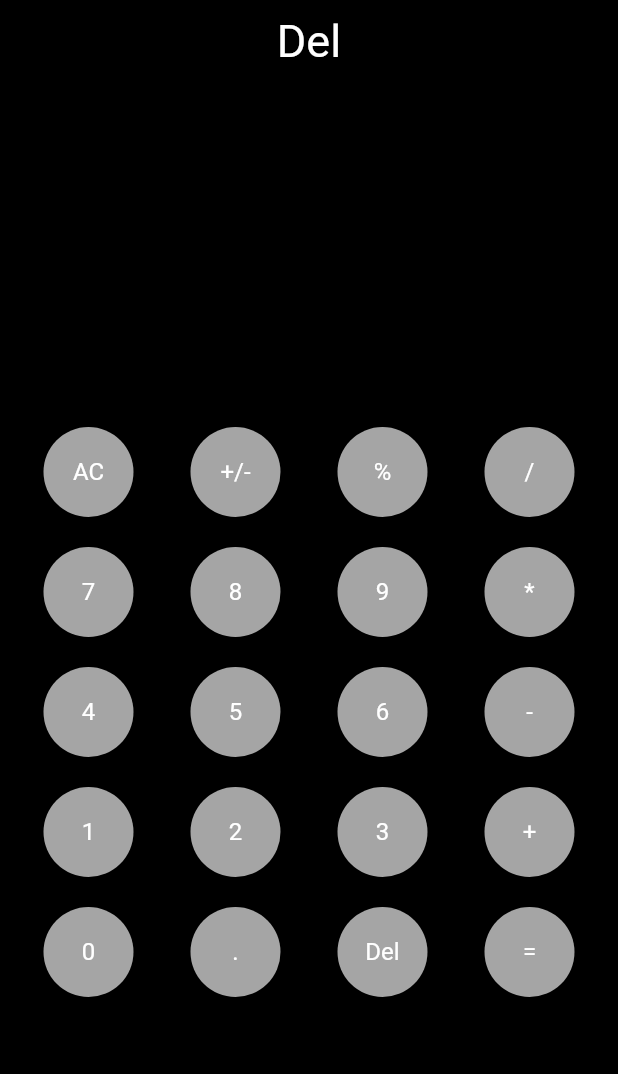
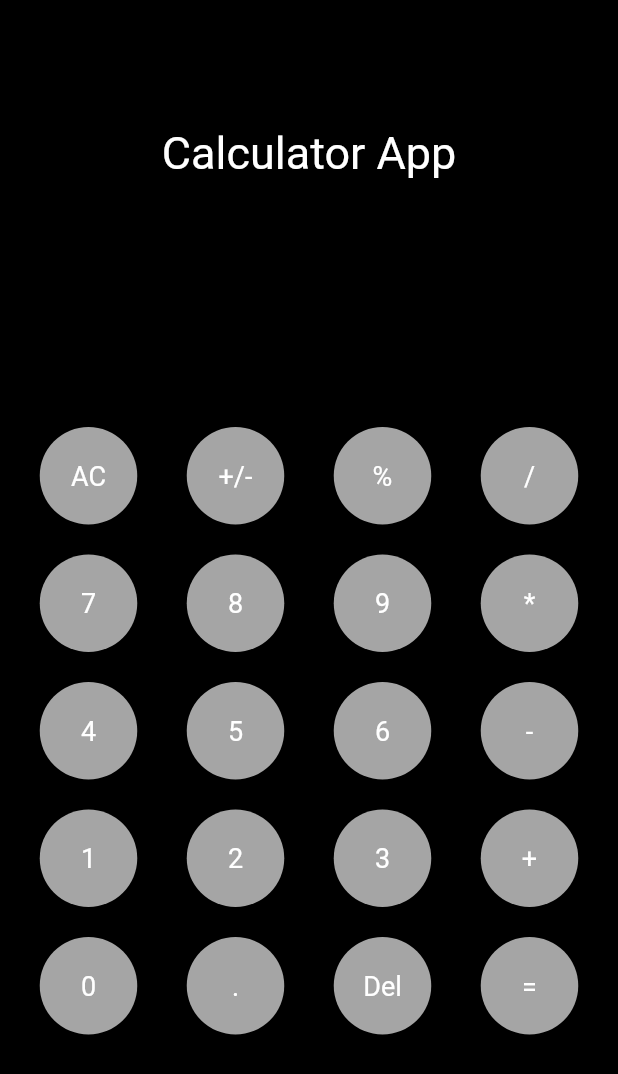
Before and after one commit to mohsinniazi001/calulator_flutter, a Flutter app: the screen it shows after launch, after a tap on "Del", on a phone screen of 412 x 824 dp. Shown: the top 1074 px of the screen. Run offline on Flutter 3.47's test engine with Material 2 defaults, Android fonts, the light colour scheme and no system bars; our stand-ins replace math_expressions.

Commit message:
calculator app completed ,working fine

```diff
--- a/calculator_appp/lib/components/my_button.dart
+++ b/calculator_appp/lib/components/my_button.dart
@@ -20,12 +20,12 @@ class MyButton extends StatelessWidget {
         child: InkWell(
           onTap: onPress,
           child: Container(
-            height: 60,
+            height: 65,
             decoration: const BoxDecoration(
                 shape: BoxShape.circle, color: Color(0xffa5a5a5)),
             child: Center(
                 child: Text(title,
-                    style: const TextStyle(fontSize: 16, color: Colors.white))),
+                    style: const TextStyle(fontSize: 18, color: Colors.white))),
           ),
         ),
       ),
--- a/calculator_appp/lib/home_screen.dart
+++ b/calculator_appp/lib/home_screen.dart
@@ -1,4 +1,5 @@
 import 'package:flutter/material.dart';
+import 'package:math_expressions/math_expressions.dart';
 
 import 'components/my_button.dart';
 
@@ -25,7 +26,16 @@ class _HomeScreenState extends State<HomeScreen> {
               child: Padding(
                 padding: const EdgeInsets.symmetric(vertical: 10.0),
                 child: Column(
+                  mainAxisAlignment: MainAxisAlignment.center,
+                  crossAxisAlignment: CrossAxisAlignment.center,
                   children: [
+                    const Padding(
+                      padding: EdgeInsets.all(20.0),
+                      child: Text(
+                        'Calculator App',
+                        style: TextStyle(fontSize: 30, color: Colors.white),
+                      ),
+                    ),
                     Text(
                       getinput.toString(),
                       style: const TextStyle(fontSize: 30, color: Colors.white),
@@ -176,13 +186,14 @@ class _HomeScreenState extends State<HomeScreen> {
                       MyButton(
                           title: 'Del',
                           onPress: () {
-                            getinput += 'Del';
+                            getinput =
+                                getinput.substring(0, getinput.length - 1);
                             setState(() {});
                           }),
                       MyButton(
                           title: '=',
                           onPress: () {
-                            getinput += '=';
+                            equalPress();
                             setState(() {});
                           }),
                     ],
@@ -195,4 +206,13 @@ class _HomeScreenState extends State<HomeScreen> {
       )),
     );
   }
+
+  void equalPress() {
+    Parser p = Parser();
+    Expression expression = p.parse(getinput.toString());
+    ContextModel contextModel = ContextModel();
+    double eval = expression.evaluate(EvaluationType.REAL, contextModel);
+
+    getresult = eval.toString();
+  }
 }
--- a/calculator_appp/pubspec.yaml
+++ b/calculator_appp/pubspec.yaml
@@ -36,6 +36,7 @@ dependencies:
   # The following adds the Cupertino Icons font to your application.
   # Use with the CupertinoIcons class for iOS style icons.
   cupertino_icons: ^1.0.2
+  math_expressions: ^2.3.1
 
 dev_dependencies:
   flutter_test:
```
Also changed, not shown: calculator_appp/pubspec.lock.
